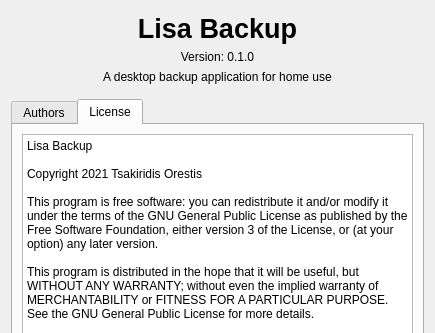
Qt form App/dialogs/aboutdialog.ui (otsakir/lisa-backup) before a commit; both pictures show x 0 to 435 and y 0 to 333 of the 435 by 531 pixel window.
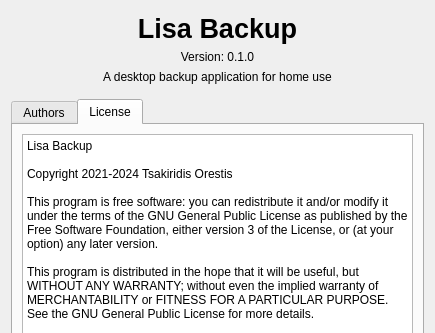
The same form after that commit. The open tabs and pages were chosen to show the change.

What changed in the file:
```diff
--- a/App/dialogs/aboutdialog.ui
+++ b/App/dialogs/aboutdialog.ui
@@ -89,7 +89,7 @@
            <property name="plainText">
             <string>Lisa Backup
 
-Copyright 2021 Tsakiridis Orestis
+Copyright 2021-2024 Tsakiridis Orestis
 
 This program is free software: you can redistribute it and/or modify it under the terms of the GNU General Public License as published by the Free Software Foundation, either version 3 of the License, or (at your option) any later version.
 
```
